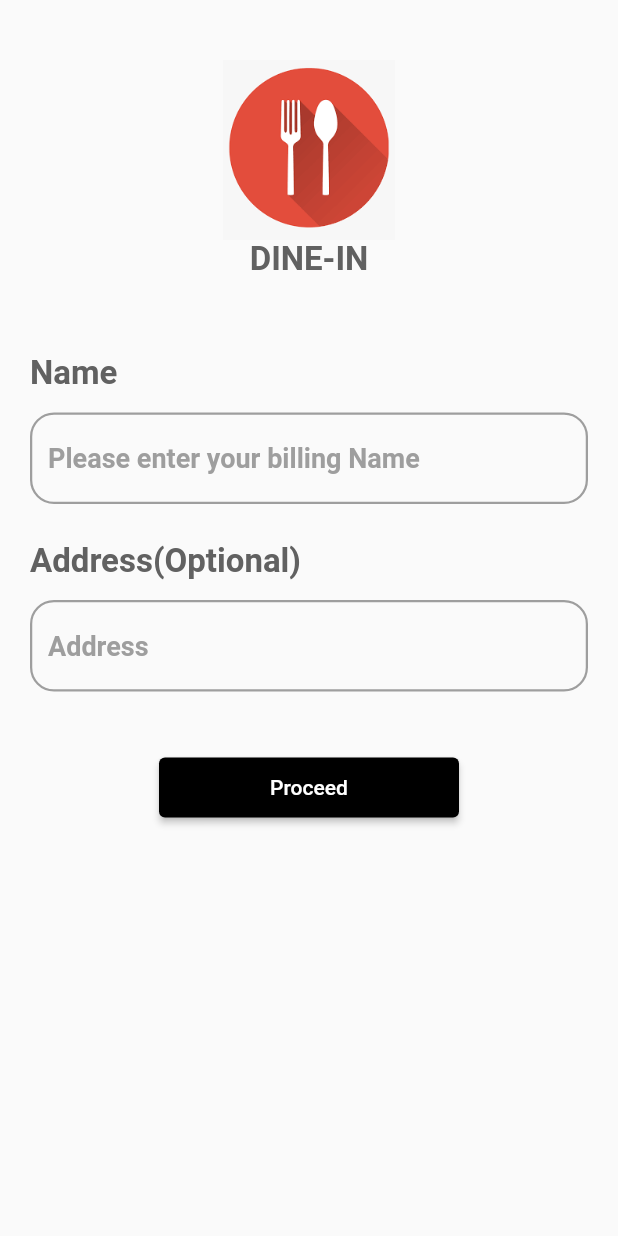
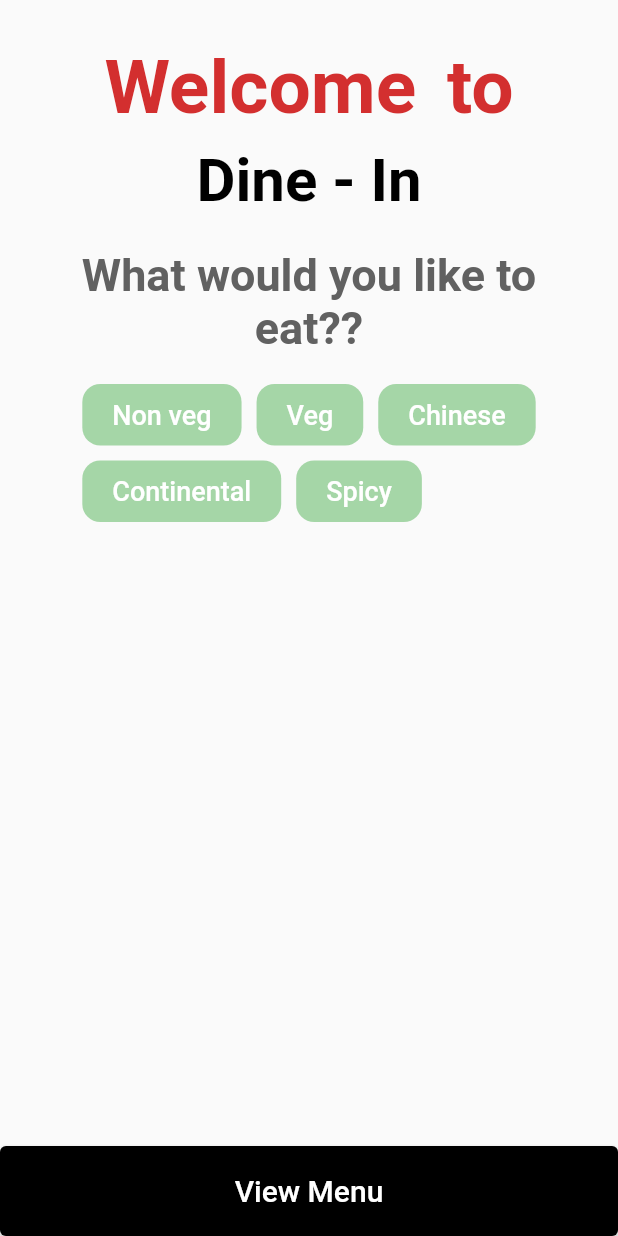
Before and after one commit to gowthammg12/ineuron-dinein, a Flutter app: the screen it shows after launch, on a phone screen of 412 x 824 dp. Run offline on Flutter 3.47's test engine with Material 2 defaults, Android fonts, the phone set to English and light mode, and no system bars; drawn by our look-alikes of animated_text_kit; our stand-ins replace equatable, firebase_auth, firebase_core, flutter_bloc, smooth_star_rating_null_safety, url_strategy; accounts and stored records are empty.

Commit message:
Added Welcome screen and refactored primarybutton

```diff
--- a/lib/main.dart
+++ b/lib/main.dart
@@ -3,6 +3,7 @@ import 'package:dinein/repository/login.dart';
 import 'package:dinein/screens/auth/login.dart';
 import 'package:dinein/screens/auth/user_detail.dart';
 import 'package:dinein/screens/feedback_screen.dart';
+import 'package:dinein/screens/welcome_screen.dart';
 import 'package:dinein/utils/timer_bloc.dart';
 import 'package:firebase_core/firebase_core.dart';
 import 'package:flutter/material.dart';
@@ -36,7 +37,7 @@ class DineInApp extends StatelessWidget {
         BlocProvider(create: (context) => TimerCubit()),
       ],
       child: MaterialApp(
-        home: UserDetail(),
+        home: WelcomeScreen(),
       ),
     );
   }
--- a/lib/metadata/meta_text.dart
+++ b/lib/metadata/meta_text.dart
@@ -1,4 +1,5 @@
 class MetaText {
   static const String mobileNumber = "Mobile Number:";
   static const String pleaseEnterMobileNumber = "Please enter your mobile number:";
+  static const String skip = "Skip >>";
 }
--- /dev/null
+++ b/lib/models/category.dart
@@ -0,0 +1,15 @@
+import 'package:json_annotation/json_annotation.dart';
+
+part 'category.g.dart';
+
+@JsonSerializable(explicitToJson: true)
+class CategoryModel {
+  final String category;
+  final String id;
+
+  CategoryModel({required this.category, required this.id});
+
+  factory CategoryModel.fromJson(Map<String, dynamic> json) => _$CategoryModelFromJson(json);
+
+  Map<String, dynamic> toJson() => _$CategoryModelToJson(this);
+}
--- a/lib/screens/feedback_screen.dart
+++ b/lib/screens/feedback_screen.dart
@@ -1,4 +1,6 @@
+import 'package:dinein/metadata/meta_text.dart';
 import 'package:dinein/widgets/login_text_field.dart';
+import 'package:dinein/widgets/primary_button.dart';
 import 'package:flutter/material.dart';
 import 'package:smooth_star_rating_null_safety/smooth_star_rating_null_safety.dart';
 
@@ -64,7 +66,7 @@ class _FeedbackScreenState extends State<FeedbackScreen> {
               alignment: Alignment.centerRight,
               child: TextButton(
                 child: Text(
-                  "Skip >>",
+                  MetaText.skip,
                   style: TextStyle(
                     color: Colors.green,
                     fontSize: 14,
@@ -76,23 +78,10 @@ class _FeedbackScreenState extends State<FeedbackScreen> {
             ),
           ),
           Spacer(),
-          LayoutBuilder(
-            builder: (context, constraints) {
-              return ElevatedButton(
-                style: ButtonStyle(
-                  backgroundColor: MaterialStateProperty.all(Colors.black),
-                  fixedSize: MaterialStateProperty.all(Size(constraints.maxWidth, 60)),
-                ),
-                child: Text(
-                  "PROCEED",
-                  style: TextStyle(
-                    color: Colors.white,
-                    fontSize: 20,
-                  ),
-                ),
-                onPressed: () {},
-              );
-            },
+          PrimaryButton(
+            label: "PROCEED",
+            buttonColor: Colors.black,
+            onPressed: () {},
           )
         ],
       ),
--- /dev/null
+++ b/lib/screens/welcome_screen.dart
@@ -0,0 +1,119 @@
+import 'package:animated_text_kit/animated_text_kit.dart';
+import 'package:dinein/models/category.dart';
+import 'package:dinein/widgets/primary_button.dart';
+import 'package:flutter/material.dart';
+
+class WelcomeScreen extends StatelessWidget {
+  final categories = [
+    CategoryModel(category: "Non veg", id: "NV"),
+    CategoryModel(category: "Veg", id: "VEG"),
+    CategoryModel(category: "Chinese", id: "CSE"),
+    CategoryModel(category: "Continental", id: "CON"),
+    CategoryModel(category: "Spicy", id: "SPY"),
+  ];
+  WelcomeScreen({Key? key}) : super(key: key);
+
+  final List<Color> colorizeColors = [
+    Colors.red.shade700,
+    Colors.red.shade200,
+    Colors.white,
+    Colors.red,
+  ];
+
+  final TextStyle colorizeTextStyle = TextStyle(
+    fontSize: 50.0,
+    fontFamily: 'Horizon',
+  );
+
+  @override
+  Widget build(BuildContext context) {
+    return Scaffold(
+      appBar: AppBar(
+        toolbarHeight: 0,
+      ),
+      body: Column(
+        children: [
+          Expanded(
+            child: Column(
+              children: [
+                Padding(
+                  padding: const EdgeInsets.only(left: 20.0, right: 20, top: 20),
+                  child: AnimatedTextKit(
+                    animatedTexts: [
+                      ColorizeAnimatedText(
+                        "Welcome to",
+                        textStyle: TextStyle(
+                          color: Colors.black,
+                          fontSize: 50,
+                          fontWeight: FontWeight.w600,
+                          height: 1.4,
+                          wordSpacing: 8,
+                        ),
+                        colors: colorizeColors,
+                        speed: Duration(milliseconds: 250),
+                      ),
+                    ],
+                    totalRepeatCount: 2,
+                  ),
+                ),
+                Padding(
+                  padding: const EdgeInsets.symmetric(horizontal: 20.0),
+                  child: Text(
+                    "Dine - In",
+                    style: TextStyle(
+                      color: Colors.black,
+                      fontSize: 40,
+                      fontWeight: FontWeight.w600,
+                      height: 1.4,
+                    ),
+                  ),
+                ),
+                Padding(
+                  padding: const EdgeInsets.only(top: 20.0, left: 20, right: 20),
+                  child: Text(
+                    "What would you like to eat??",
+                    style: TextStyle(
+                      color: Colors.grey.shade700,
+                      fontSize: 30,
+                      fontWeight: FontWeight.w600,
+                    ),
+                    textAlign: TextAlign.center,
+                  ),
+                ),
+                Padding(
+                  padding: const EdgeInsets.symmetric(horizontal: 20, vertical: 20),
+                  child: Wrap(
+                    runSpacing: 10,
+                    spacing: 10,
+                    children: categories
+                        .map((category) => Container(
+                              padding: EdgeInsets.symmetric(horizontal: 20, vertical: 10),
+                              child: Text(
+                                category.category,
+                                style: TextStyle(
+                                  color: Colors.white,
+                                  fontSize: 18,
+                                  fontWeight: FontWeight.w500,
+                                ),
+                              ),
+                              decoration: BoxDecoration(
+                                color: Colors.green.shade200,
+                                borderRadius: BorderRadius.all(Radius.circular(12)),
+                              ),
+                            ))
+                        .toList(),
+                  ),
+                ),
+              ],
+            ),
+          ),
+          PrimaryButton(
+            label: "View Menu",
+            onPressed: () {},
+            buttonColor: Colors.black,
+          )
+        ],
+      ),
+    );
+  }
+}
--- /dev/null
+++ b/lib/widgets/primary_button.dart
@@ -0,0 +1,36 @@
+import 'package:flutter/material.dart';
+
+class PrimaryButton extends StatelessWidget {
+  const PrimaryButton({
+    Key? key,
+    required this.label,
+    required this.onPressed,
+    required this.buttonColor,
+  }) : super(key: key);
+
+  final String label;
+  final Function() onPressed;
+  final Color buttonColor;
+
+  @override
+  Widget build(BuildContext context) {
+    return LayoutBuilder(
+      builder: (context, constraints) {
+        return ElevatedButton(
+          style: ButtonStyle(
+            backgroundColor: MaterialStateProperty.all(buttonColor),
+            fixedSize: MaterialStateProperty.all(Size(constraints.maxWidth, 60)),
+          ),
+          child: Text(
+            label,
+            style: TextStyle(
+              color: Colors.white,
+              fontSize: 20,
+            ),
+          ),
+          onPressed: onPressed,
+        );
+      },
+    );
+  }
+}
--- a/pubspec.yaml
+++ b/pubspec.yaml
@@ -35,6 +35,8 @@ dependencies:
   firebase_core: ^1.17.1
   equatable: ^2.0.3
   smooth_star_rating_null_safety: ^1.0.4+2
+  json_annotation: 4.4.0
+  animated_text_kit: ^4.2.2
   # The following adds the Cupertino Icons font to your application.
   # Use with the CupertinoIcons class for iOS style icons.
   cupertino_icons: ^1.0.2
@@ -42,7 +44,8 @@ dependencies:
 dev_dependencies:
   flutter_test:
     sdk: flutter
-
+  build_runner: 2.1.7
+  json_serializable: 6.1.3
   # The "flutter_lints" package below contains a set of recommended lints to
   # encourage good coding practices. The lint set provided by the package is
   # activated in the `analysis_options.yaml` file located at the root of your
```
Also changed, not shown: lib/models/category.g.dart (added), pubspec.lock.
